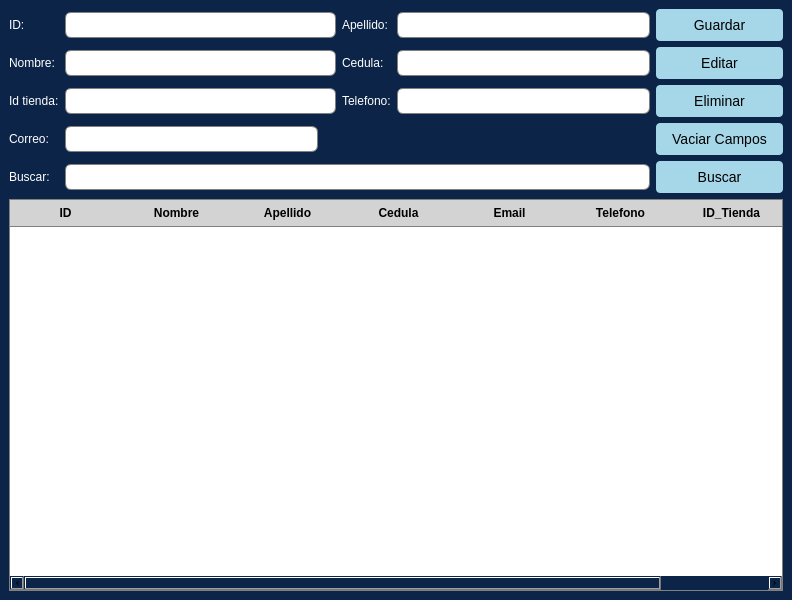
Before: the Qt Designer form Proyecto/Interfaces/Ui/Cliente.ui in EdCenten0/MAPA-Python, drawn with Qt 5.
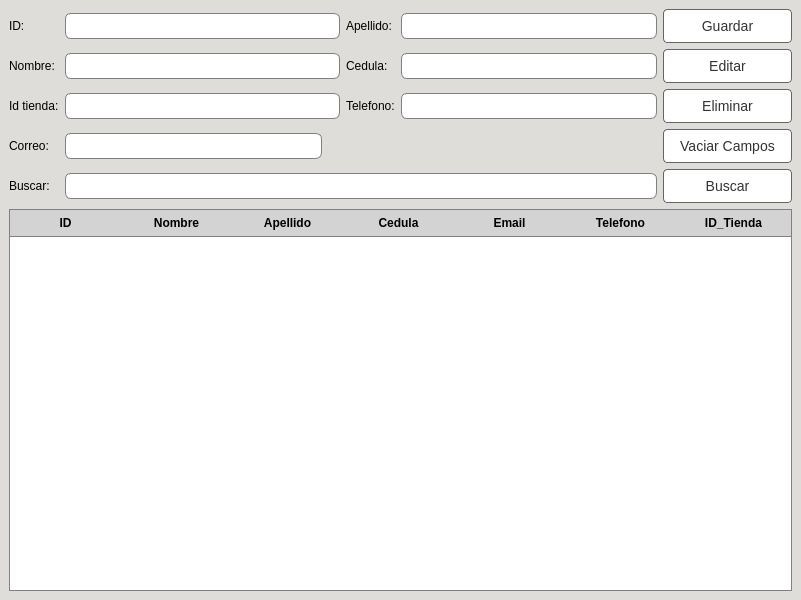
After: the same form once the commit is applied.

```diff
--- a/Proyecto/Interfaces/Ui/Cliente.ui
+++ b/Proyecto/Interfaces/Ui/Cliente.ui
@@ -6,7 +6,7 @@
    <rect>
     <x>0</x>
     <y>0</y>
-    <width>792</width>
+    <width>801</width>
     <height>600</height>
    </rect>
   </property>
@@ -14,9 +14,13 @@
    <string>Principal</string>
   </property>
   <property name="styleSheet">
-   <string notr="true">background-color: rgb(11, 36, 71);</string>
+   <string notr="true">background-color: rgb(222, 221, 218);
+font-family:&quot;Inter&quot;, sans-serif;</string>
   </property>
   <widget class="QWidget" name="centralwidget">
+   <property name="styleSheet">
+    <string notr="true"/>
+   </property>
    <layout class="QGridLayout" name="gridLayout">
     <item row="1" column="7">
      <widget class="QPushButton" name="bt_Editar_Cliente">
@@ -28,10 +32,10 @@
       </property>
       <property name="styleSheet">
        <string notr="true">QPushButton {
-	background-color: rgb(165, 215, 232);
-    color: Black;
+	background-color:rgb(255, 255, 255);
+	border:1px solid rgb(100,100,100);
+	color:rgb(50,50,50);
     padding: 8px 16px;
-    border: none;
     border-radius: 4px;
     font-size: 14px;
 }
@@ -65,10 +69,10 @@
       </property>
       <property name="styleSheet">
        <string notr="true">QPushButton {
-	background-color: rgb(165, 215, 232);
-    color: Black;
+	background-color:rgb(255, 255, 255);
+	border:1px solid rgb(100,100,100);
+	color:rgb(50,50,50);
     padding: 8px 16px;
-    border: none;
     border-radius: 4px;
     font-size: 14px;
 }
@@ -96,7 +100,7 @@
       </property>
       <property name="styleSheet">
        <string notr="true">font: 14pt &quot;Ubuntu&quot;;
-color: rgb(255, 255, 255);</string>
+color: rgb(0, 0, 0);</string>
       </property>
       <property name="text">
        <string>ID:</string>
@@ -119,10 +123,10 @@
       </property>
       <property name="styleSheet">
        <string notr="true">QPushButton {
-	background-color: rgb(165, 215, 232);
-    color: black;
+	background-color:rgb(255, 255, 255);
+	border:1px solid rgb(100,100,100);
+	color:rgb(50,50,50);
     padding: 8px 16px;
-    border: none;
     border-radius: 4px;
     font-size: 14px;
 }
@@ -214,10 +218,10 @@
       </property>
       <property name="styleSheet">
        <string notr="true">QPushButton {
-	background-color: rgb(165, 215, 232);
-    color: Black;
+	background-color:rgb(255, 255, 255);
+	border:1px solid rgb(100,100,100);
+	color:rgb(50,50,50);
     padding: 8px 16px;
-    border: none;
     border-radius: 4px;
     font-size: 14px;
 }
@@ -246,10 +250,10 @@
       </property>
       <property name="styleSheet">
        <string notr="true">QPushButton {
-	background-color: rgb(165, 215, 232);
-    color: Black;
+	background-color:rgb(255, 255, 255);
+	border:1px solid rgb(100,100,100);
+	color:rgb(50,50,50);
     padding: 8px 16px;
-    border: none;
     border-radius: 4px;
     font-size: 14px;
 }
@@ -271,7 +275,7 @@
      <widget class="QLabel" name="label_4">
       <property name="styleSheet">
        <string notr="true">font: 14pt &quot;Ubuntu&quot;;
-color: rgb(255, 255, 255);</string>
+color: rgb(0, 0, 0);</string>
       </property>
       <property name="text">
        <string>Cedula:</string>
@@ -282,7 +286,7 @@
      <widget class="QLabel" name="label_2">
       <property name="styleSheet">
        <string notr="true">font: 14pt &quot;Ubuntu&quot;;
-color: rgb(255, 255, 255);</string>
+color: rgb(0, 0, 0);</string>
       </property>
       <property name="text">
        <string>Apellido:</string>
@@ -293,7 +297,7 @@
      <widget class="QLabel" name="label_5">
       <property name="styleSheet">
        <string notr="true">font: 14pt &quot;Ubuntu&quot;;
-color: rgb(255, 255, 255);</string>
+color: rgb(0, 0, 0);</string>
       </property>
       <property name="text">
        <string>Telefono:</string>
@@ -359,7 +363,7 @@
      <widget class="QLabel" name="label_6">
       <property name="styleSheet">
        <string notr="true">font: 14pt &quot;Ubuntu&quot;;
-color: rgb(255, 255, 255);</string>
+color: rgb(0, 0, 0);</string>
       </property>
       <property name="text">
        <string>Correo:</string>
@@ -370,7 +374,7 @@
      <widget class="QLabel" name="label_3">
       <property name="styleSheet">
        <string notr="true">font: 14pt &quot;Ubuntu&quot;;
-color: rgb(255, 255, 255);</string>
+color: rgb(0, 0, 0);</string>
       </property>
       <property name="text">
        <string>Id tienda:</string>
@@ -381,7 +385,7 @@
      <widget class="QLabel" name="label_7">
       <property name="styleSheet">
        <string notr="true">font: 14pt &quot;Ubuntu&quot;;
-color: rgb(255, 255, 255);</string>
+color: rgb(0, 0, 0);</string>
       </property>
       <property name="text">
        <string>Nombre:</string>
@@ -392,7 +396,7 @@
      <widget class="QLabel" name="label_8">
       <property name="styleSheet">
        <string notr="true">font: 14pt &quot;Ubuntu&quot;;
-color: rgb(255, 255, 255);</string>
+color: rgb(0, 0, 0);</string>
       </property>
       <property name="text">
        <string>Buscar:</string>
```
Left out of the diff: 13 changed lines with no effect on the pictures.
